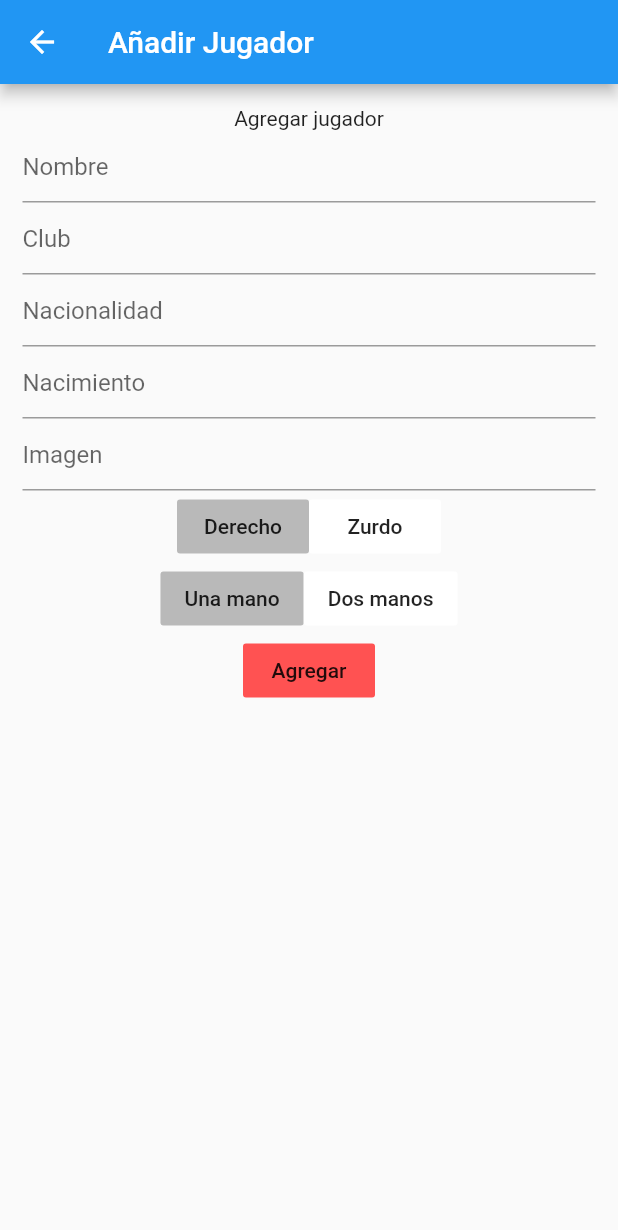
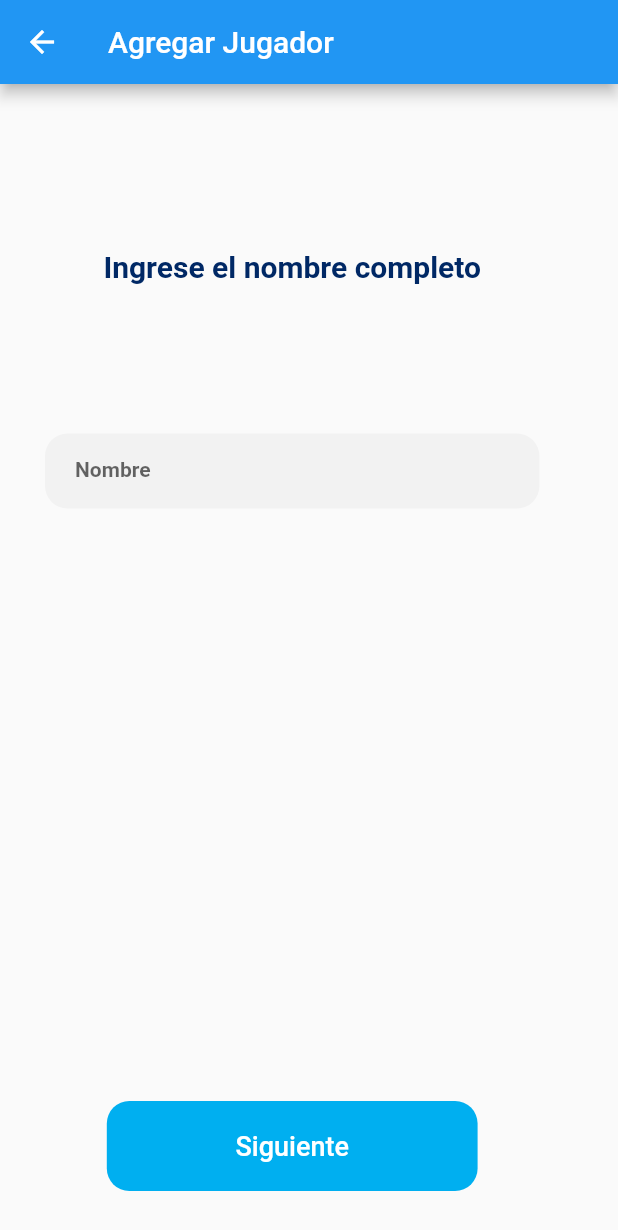
Before and after one commit to ignalauret/Flutter-TennisTournamentAdmin, a Flutter app: the PlayerScreen screen opened by its route, after a tap on the "add" icon, on a phone screen of 412 x 824 dp. Shown: the top 1230 px of the screen. Run offline on Flutter 3.47's test engine with Material 2 defaults, Android fonts, the phone set to English and light mode, and no system bars; missing offline and left inert: diagonal_scrollview; network calls fail.

Commit message:
Add player UI

```diff
--- a/lib/screens/add_player_screen.dart
+++ /dev/null
@@ -1,143 +0,0 @@
-import 'dart:convert';
-
-import 'package:flutter/material.dart';
-import 'package:http/http.dart' as http;
-import 'package:provider/provider.dart';
-import 'package:tennistournamentadmin/providers/players.dart';
-import 'package:tennistournamentadmin/utils/parsers.dart';
-import '../models/player.dart';
-
-class AddPlayerScreen extends StatefulWidget {
-  static const routeName = "/add-player";
-  @override
-  _AddPlayerScreenState createState() => _AddPlayerScreenState();
-}
-
-class _AddPlayerScreenState extends State<AddPlayerScreen> {
-  String name = "";
-  String club = "";
-  String nationality = "";
-  int backhand = 1;
-  String handed = "r";
-  String birth = "";
-  String image = "";
-
-  Future<void> addPlayer() async {
-    final players = await http
-        .get("https://tennis-tournament-4990d.firebaseio.com/players.json");
-    final playersList = json.decode(players.body) as List;
-    final playersCount = playersList == null ? 0 : playersList.length;
-    final player = Player(
-      name: name,
-      club: club,
-      nationality: nationality,
-      backhand: backhand == 1 ? Backhand.OneHanded : Backhand.TwoHanded,
-      handed: handed == "r" ? Handed.Right : Handed.Left,
-      birth: parseDate(birth),
-      id: playersCount.toString(),
-      profileUrl: "assets/img/${image}_profile.png",
-      imageUrl: "assets/img/${image}_image.png",
-      bestRankings: {"A": 1000, "B": 1000, "C": 1000},
-      bestRankingsDates: {"A": " ", "B": " ", "C": " "},
-      points: {"A": 0, "B": 0, "C": 0},
-    );
-    Provider.of<Players>(context, listen: false).addPlayer(player);
-
-    final response = await http.put(
-        "https://tennis-tournament-4990d.firebaseio.com/players/$playersCount.json",
-        body: player.toJson());
-
-  }
-
-  @override
-  Widget build(BuildContext context) {
-    return Scaffold(
-      appBar: AppBar(
-        title: Text("Añadir Jugador"),
-      ),
-      body: SingleChildScrollView(
-        child: Container(
-          padding: const EdgeInsets.all(15),
-          child: Column(
-            children: <Widget>[
-              Text("Agregar jugador"),
-              TextField(
-                decoration: InputDecoration(hintText: "Nombre"),
-                onChanged: (val) => name = val,
-              ),
-              TextField(
-                decoration: InputDecoration(hintText: "Club"),
-                onChanged: (val) => club = val,
-              ),
-              TextField(
-                decoration: InputDecoration(hintText: "Nacionalidad"),
-                onChanged: (val) => nationality = val,
-              ),
-              TextField(
-                decoration: InputDecoration(hintText: "Nacimiento"),
-                onChanged: (val) => birth = val,
-              ),
-              TextField(
-                decoration: InputDecoration(hintText: "Imagen"),
-                onChanged: (val) => image = val,
-              ),
-              Row(
-                mainAxisAlignment: MainAxisAlignment.center,
-                children: <Widget>[
-                  FlatButton(
-                    child: Text("Derecho"),
-                    color: handed == "r" ? Colors.black26 : Colors.white,
-                    onPressed: () {
-                      setState(() {
-                        handed = "r";
-                      });
-                    },
-                  ),
-                  FlatButton(
-                    child: Text("Zurdo"),
-                    color: handed == "l" ? Colors.black26 : Colors.white,
-                    onPressed: () {
-                      setState(() {
-                        handed = "l";
-                      });
-                    },
-                  ),
-                ],
-              ),
-              Row(
-                mainAxisAlignment: MainAxisAlignment.center,
-                children: <Widget>[
-                  FlatButton(
-                    child: Text("Una mano"),
-                    color: backhand == 1 ? Colors.black26 : Colors.white,
-                    onPressed: () {
-                      setState(() {
-                        backhand = 1;
-                      });
-                    },
-                  ),
-                  FlatButton(
-                    child: Text("Dos manos"),
-                    color: backhand == 2 ? Colors.black26 : Colors.white,
-                    onPressed: () {
-                      setState(() {
-                        backhand = 2;
-                      });
-                    },
-                  ),
-                ],
-              ),
-              FlatButton(
-                child: Text("Agregar"),
-                color: Colors.redAccent,
-                onPressed: () {
-                  addPlayer().then((_) => Navigator.of(context).pop());
-                },
-              )
-            ],
-          ),
-        ),
-      ),
-    );
-  }
-}
--- /dev/null
+++ b/lib/screens/create_player/insert_name_screen.dart
@@ -0,0 +1,62 @@
+import 'package:flutter/material.dart';
+import 'package:provider/provider.dart';
+import 'package:tennistournamentadmin/providers/players.dart';
+import 'package:tennistournamentadmin/screens/create_player/insert_origin_screen.dart';
+import 'package:tennistournamentadmin/utils/constants.dart';
+import 'package:tennistournamentadmin/widgets/buttons/action_button.dart';
+import 'package:tennistournamentadmin/widgets/inputs/input_card.dart';
+
+class InsertNameScreen extends StatelessWidget {
+  static const routeName = "/add-player";
+  final nameController = TextEditingController();
+
+  @override
+  Widget build(BuildContext context) {
+    return Scaffold(
+      appBar: AppBar(
+        title: Text("Agregar Jugador"),
+      ),
+      body: Column(
+        children: <Widget>[
+          Expanded(
+            child: Padding(
+              padding: const EdgeInsets.all(30.0),
+              child: SingleChildScrollView(
+                child: Column(
+                  mainAxisAlignment: MainAxisAlignment.center,
+                  children: <Widget>[
+                    SizedBox(
+                      height: 80,
+                    ),
+                    Text(
+                      "Ingrese el nombre completo",
+                      style: Constants.kTitleStyle,
+                    ),
+                    SizedBox(
+                      height: 100,
+                    ),
+                    InputCard(
+                      nameController,
+                      "Nombre",
+                    ),
+                  ],
+                ),
+              ),
+            ),
+          ),
+          Container(
+            margin: const EdgeInsets.all(30),
+            child: ActionButton(
+              "Siguiente",
+                  () {
+                Provider.of<Players>(context, listen: false)
+                    .newPlayerName = nameController.text;
+                Navigator.of(context).pushNamed(InsertOriginScreen.routeName);
+              },
+            ),
+          ),
+        ],
+      ),
+    );
+  }
+}
--- a/lib/screens/player_screen.dart
+++ b/lib/screens/player_screen.dart
@@ -1,7 +1,7 @@
 import 'package:flutter/material.dart';
 import 'package:provider/provider.dart';
 import 'package:tennistournamentadmin/providers/players.dart';
-import 'package:tennistournamentadmin/screens/add_player_screen.dart';
+import 'package:tennistournamentadmin/screens/create_player/insert_name_screen.dart';
 import 'package:tennistournamentadmin/widgets/players_list.dart';
 
 class PlayerScreen extends StatelessWidget {
@@ -16,7 +16,7 @@ class PlayerScreen extends StatelessWidget {
           IconButton(
             icon: Icon(Icons.add),
             onPressed: () {
-              Navigator.of(context).pushNamed(AddPlayerScreen.routeName);
+              Navigator.of(context).pushNamed(InsertNameScreen.routeName);
             },
           ),
         ],
--- a/lib/screens/tournament_screen.dart
+++ b/lib/screens/tournament_screen.dart
@@ -1,7 +1,7 @@
 import 'package:flutter/material.dart';
 import 'package:provider/provider.dart';
 import 'package:tennistournamentadmin/providers/tournaments.dart';
-import 'package:tennistournamentadmin/screens/create_tournament/add_tournament_screen.dart';
+import 'package:tennistournamentadmin/screens/create_tournament/insert_tournament_name_screen.dart';
 import 'package:tennistournamentadmin/widgets/tournaments/tournaments_list.dart';
 
 class TournamentScreen extends StatelessWidget {
@@ -17,7 +17,7 @@ class TournamentScreen extends StatelessWidget {
             icon: Icon(Icons.add),
             iconSize: 30,
             onPressed: () =>
-                Navigator.of(context).pushNamed(AddTournamentsScreen.routeName),
+                Navigator.of(context).pushNamed(InsertTournamentNameScreen.routeName),
           ),
         ],
       ),
--- a/lib/widgets/DrawMatchCard.dart
+++ b/lib/widgets/DrawMatchCard.dart
@@ -101,7 +101,8 @@ class DrawMatchCard extends StatelessWidget {
             child: Text(
               score[0],
               style: TextStyle(
-                color: score.length == 2 ? Constants.kAccentColor : Colors.black,
+                color:
+                    score.length == 2 ? Constants.kAccentColor : Colors.black,
                 fontSize: 12,
               ),
             ),
@@ -174,7 +175,7 @@ class DrawMatchCard extends StatelessWidget {
                                   ranking1: ranking1,
                                 ),
                               ).then((result) {
-                                addMatch(result, context);
+                                if (result != null) addMatch(result, context);
                               });
                             },
                           )
--- a/lib/widgets/add_match_dialog.dart
+++ b/lib/widgets/add_match_dialog.dart
@@ -80,11 +80,13 @@ class _AddMatchDialogState extends State<AddMatchDialog> {
       shape: RoundedRectangleBorder(
           borderRadius: BorderRadius.circular(Constants.kCardBorderRadius)),
       backgroundColor: Constants.kMainColor,
-      content: Container(
+      content: SingleChildScrollView(
+        child: Container(
           height: 300,
           width: size.width * 0.7,
           child: Column(
             children: <Widget>[
+              Text("Ingrese los resultados de cada set separados por puntos. \nEjemplo: 6.2 6.4", style: TextStyle(color: Colors.grey),),
               Container(
                 height: 50,
                 child: Row(
@@ -105,7 +107,8 @@ class _AddMatchDialogState extends State<AddMatchDialog> {
                           border: InputBorder.none,
                         ),
                         textAlign: TextAlign.center,
-                      style: TextStyle(fontSize: 15, color: Constants.kAccentColor),
+                        style: TextStyle(
+                            fontSize: 15, color: Constants.kAccentColor),
                         onChanged: (val) {
                           if (val.contains(".")) {
                             final arr = val.split(".");
@@ -127,7 +130,8 @@ class _AddMatchDialogState extends State<AddMatchDialog> {
                           border: InputBorder.none,
                         ),
                         textAlign: TextAlign.center,
-                      style: TextStyle(fontSize: 15, color: Constants.kAccentColor),
+                        style: TextStyle(
+                            fontSize: 15, color: Constants.kAccentColor),
                         onChanged: (val) {
                           if (val.contains(".")) {
                             final arr = val.split(".");
@@ -149,7 +153,8 @@ class _AddMatchDialogState extends State<AddMatchDialog> {
                           border: InputBorder.none,
                         ),
                         textAlign: TextAlign.center,
-                      style: TextStyle(fontSize: 15, color: Constants.kAccentColor),
+                        style: TextStyle(
+                            fontSize: 15, color: Constants.kAccentColor),
                         onChanged: (val) {
                           if (val.contains(".")) {
                             final arr = val.split(".");
@@ -172,7 +177,8 @@ class _AddMatchDialogState extends State<AddMatchDialog> {
                   vertical: 5,
                 ),
                 shape: RoundedRectangleBorder(
-                borderRadius: BorderRadius.circular(Constants.kCardBorderRadius),
+                  borderRadius:
+                      BorderRadius.circular(Constants.kCardBorderRadius),
                 ),
                 color: Colors.white,
                 child: Padding(
@@ -254,6 +260,7 @@ class _AddMatchDialogState extends State<AddMatchDialog> {
             ],
           ),
         ),
+      ),
       actions: <Widget>[
         FlatButton(
           child: Text(
```
Also changed, not shown: lib/main.dart (+22 -22 lines), lib/providers/players.dart (+67 -0 lines), lib/screens/create_player/insert_origin_screen.dart (added, +70 -0 lines), lib/screens/create_player/select_birth_screen.dart (added, +67 -0 lines), lib/screens/create_player/select_game_screen.dart (added, +106 -0 lines), lib/screens/create_tournament/insert_tournament_name_screen.dart (renamed from lib/screens/create_tournament/add_tournament_screen.dart, +1 -29 lines), lib/screens/home_screen.dart (+12 -3 lines), lib/screens/tournament_detail_screen.dart (+11 -3 lines), lib/widgets/inputs/categories_chips.dart (+8 -1 lines), lib/widgets/tournaments/tournaments_list.dart (+8 -1 lines). Lines whose indentation alone changed are shown as unchanged.
